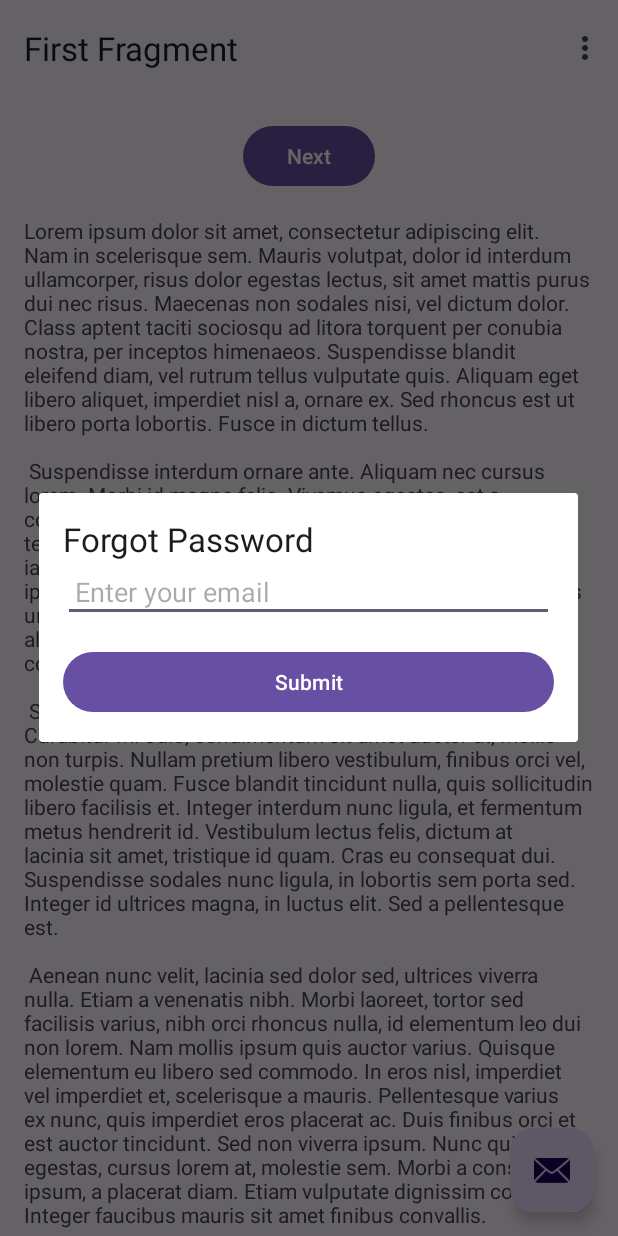
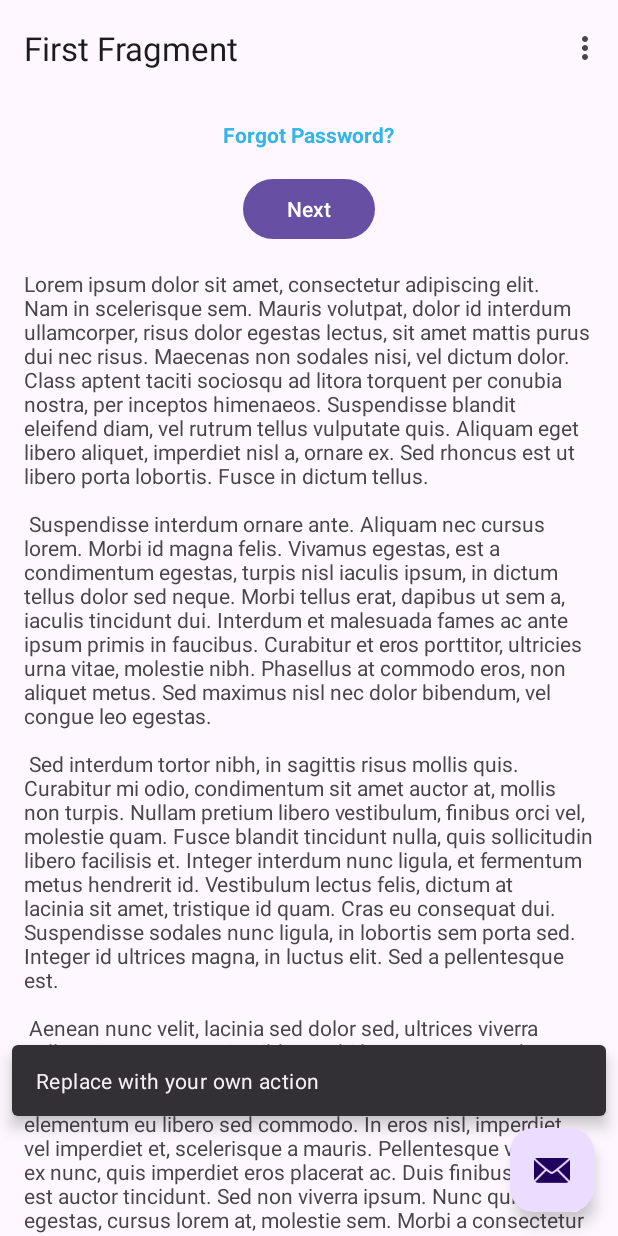
Before and after one commit to car-companion/android, an Android app: the screen it shows after launch (MainActivity), after a tap on an icon or button, on a phone screen of 412 x 824 dp. Run offline under Robolectric (Android 15) with nearby library versions, the phone set to English and light mode, and no system bars; our stand-ins replace navigation-ui.

Commit message:
Change to Forgot Password sequence
With basic validators

```diff
--- a/app/src/main/AndroidManifest.xml
+++ b/app/src/main/AndroidManifest.xml
@@ -22,6 +22,8 @@
                 <category android:name="android.intent.category.LAUNCHER" />
             </intent-filter>
         </activity>
+        <activity android:name=".ForgotPasswordActivity" />
+
     </application>
 
 </manifest>
--- a/app/src/main/java/com/dsd/carcompanion/MainActivity.kt
+++ b/app/src/main/java/com/dsd/carcompanion/MainActivity.kt
@@ -1,11 +1,13 @@
 package com.dsd.carcompanion
 
 import android.app.AlertDialog
+import android.content.Intent
 import android.os.Bundle
 import com.google.android.material.snackbar.Snackbar
 import android.view.LayoutInflater
 import android.widget.Button
 import android.widget.EditText
+import android.widget.TextView
 import com.google.android.material.floatingactionbutton.FloatingActionButton
 import androidx.appcompat.app.AppCompatActivity
 import androidx.navigation.findNavController
@@ -36,15 +38,21 @@ class MainActivity : AppCompatActivity() {
 
         // Setup FAB action
         binding.fab.setOnClickListener {
-//        view ->
-//            Snackbar.make(view, "Replace with your own action", Snackbar.LENGTH_LONG)
-//                .setAction("Action", null)
-//                .setAnchorView(R.id.fab)
-//                .show()
+        view ->
+            Snackbar.make(view, "Replace with your own action", Snackbar.LENGTH_LONG)
+                .setAction("Action", null)
+                .setAnchorView(R.id.fab)
+                .show()
 
-            // Show the Forgot Password modal dialog when FAB is clicked
-            showForgotPasswordDialog()
         }
+        // Set up hyperlink-like behavior for "Forgot Password?" text
+        val forgotPasswordTextView = findViewById<TextView>(R.id.textViewForgotPassword)
+        forgotPasswordTextView.setOnClickListener {
+            // Open ForgotPasswordActivity when clicked
+            val intent = Intent(this, ForgotPasswordActivity::class.java)
+            startActivity(intent)
+        }
+
     }
 
     override fun onCreateOptionsMenu(menu: Menu): Boolean {
@@ -69,33 +77,5 @@ class MainActivity : AppCompatActivity() {
     }
 
     // Function to show the Forgot Password dialog
-    private fun showForgotPasswordDialog() {
-        // Inflate the custom layout for the dialog
-        val dialogView = LayoutInflater.from(this).inflate(R.layout.dialog_forgot_password, null)
 
-        // Create an AlertDialog and set the custom layout
-        val dialogBuilder = AlertDialog.Builder(this).setView(dialogView)
-
-        // Create the dialog instance
-        val alertDialog = dialogBuilder.create()
-
-        // Find the views from the custom layout
-        val emailEditText = dialogView.findViewById<EditText>(R.id.etEmail)
-        val submitButton = dialogView.findViewById<Button>(R.id.btnSubmitEmail)
-
-        // Handle the submit button click
-        submitButton.setOnClickListener {
-            val email = emailEditText.text.toString()
-            if (email.isNotEmpty()) {
-                // Perform forgot password logic (e.g., send a reset email)
-                alertDialog.dismiss()  // Dismiss the dialog
-            } else {
-                // Show an error if the email field is empty
-                emailEditText.error = "Please enter your email"
-            }
-        }
-
-        // Show the dialog
-        alertDialog.show()
-    }
 }
--- /dev/null
+++ b/app/src/main/java/com/dsd/carcompanion/NavigationListener.kt
@@ -0,0 +1,6 @@
+package com.dsd.carcompanion
+
+interface NavigationListener {
+    fun navigateToCodeScreen()
+    fun navigateToNewPasswordScreen()
+}
--- a/app/src/main/res/layout/dialog_forgot_password.xml
+++ b/app/src/main/res/layout/fragment_email.xml
@@ -1,30 +1,25 @@
 <?xml version="1.0" encoding="utf-8"?>
 <LinearLayout xmlns:android="http://schemas.android.com/apk/res/android"
     android:layout_width="match_parent"
-    android:layout_height="wrap_content"
+    android:layout_height="match_parent"
     android:orientation="vertical"
     android:padding="16dp">
 
     <TextView
-        android:id="@+id/tvForgotPasswordTitle"
         android:layout_width="wrap_content"
         android:layout_height="wrap_content"
-        android:text="Forgot Password"
-        android:textAppearance="@style/TextAppearance.AppCompat.Large" />
+        android:text="Enter your email to reset your password" />
 
     <EditText
         android:id="@+id/etEmail"
         android:layout_width="match_parent"
         android:layout_height="wrap_content"
-        android:hint="Enter your email"
-        android:inputType="textEmailAddress"
-        android:padding="8dp" />
+        android:hint="Email"
+        android:inputType="textEmailAddress" />
 
     <Button
         android:id="@+id/btnSubmitEmail"
         android:layout_width="match_parent"
         android:layout_height="wrap_content"
-        android:text="Submit"
-        android:layout_marginTop="16dp" />
-
+        android:text="Submit" />
 </LinearLayout>
--- a/app/src/main/res/layout/fragment_first.xml
+++ b/app/src/main/res/layout/fragment_first.xml
@@ -1,5 +1,6 @@
 <?xml version="1.0" encoding="utf-8"?>
-<androidx.core.widget.NestedScrollView xmlns:android="http://schemas.android.com/apk/res/android"
+<androidx.core.widget.NestedScrollView
+    xmlns:android="http://schemas.android.com/apk/res/android"
     xmlns:app="http://schemas.android.com/apk/res-auto"
     xmlns:tools="http://schemas.android.com/tools"
     android:layout_width="match_parent"
@@ -11,25 +12,44 @@
         android:layout_height="match_parent"
         android:padding="16dp">
 
+        <!-- Forgot Password Hyperlink Text -->
+        <TextView
+            android:id="@+id/textViewForgotPassword"
+            android:layout_width="wrap_content"
+            android:layout_height="wrap_content"
+            android:text="Forgot Password?"
+            android:textColor="@android:color/holo_blue_light"
+            android:textStyle="bold"
+            android:clickable="true"
+            android:focusable="true"
+            app:layout_constraintTop_toTopOf="parent"
+            app:layout_constraintStart_toStartOf="parent"
+            app:layout_constraintEnd_toEndOf="parent" />
+
+        <!-- Next Button -->
         <Button
             android:id="@+id/button_first"
             android:layout_width="wrap_content"
             android:layout_height="wrap_content"
+            android:layout_marginTop="16dp"
             android:text="@string/next"
-            app:layout_constraintBottom_toTopOf="@id/textview_first"
+            app:layout_constraintTop_toBottomOf="@id/textViewForgotPassword"
+            app:layout_constraintStart_toStartOf="parent"
             app:layout_constraintEnd_toEndOf="parent"
-            app:layout_constraintStart_toStartOf="parent"
-            app:layout_constraintTop_toTopOf="parent" />
+            app:layout_constraintVertical_bias="0.1" />
 
+        <!-- Lorem Ipsum TextView -->
         <TextView
             android:id="@+id/textview_first"
             android:layout_width="wrap_content"
             android:layout_height="wrap_content"
             android:layout_marginTop="16dp"
             android:text="@string/lorem_ipsum"
+            app:layout_constraintTop_toBottomOf="@id/button_first"
+            app:layout_constraintStart_toStartOf="parent"
+            app:layout_constraintEnd_toEndOf="parent"
             app:layout_constraintBottom_toBottomOf="parent"
-            app:layout_constraintEnd_toEndOf="parent"
-            app:layout_constraintStart_toStartOf="parent"
-            app:layout_constraintTop_toBottomOf="@id/button_first" />
+            app:layout_constraintVertical_bias="0.0" />
+
     </androidx.constraintlayout.widget.ConstraintLayout>
 </androidx.core.widget.NestedScrollView>
```
Also changed, not shown: app/src/main/java/com/dsd/carcompanion/CodeFragment.kt (added, +38 -0 lines), app/src/main/java/com/dsd/carcompanion/EmailFragment.kt (added, +37 -0 lines), app/src/main/java/com/dsd/carcompanion/ForgotPasswordActivity.kt (added, +35 -0 lines), app/src/main/java/com/dsd/carcompanion/ModalDialog.kt (deleted, +0 -47 lines), app/src/main/java/com/dsd/carcompanion/NewPasswordFragment.kt (added, +50 -0 lines), app/src/main/res/layout/activity_forgot_password.xml (added, +17 -0 lines), app/src/main/res/layout/fragment_code.xml (added, +25 -0 lines), app/src/main/res/layout/fragment_new_password.xml (added, +32 -0 lines).
